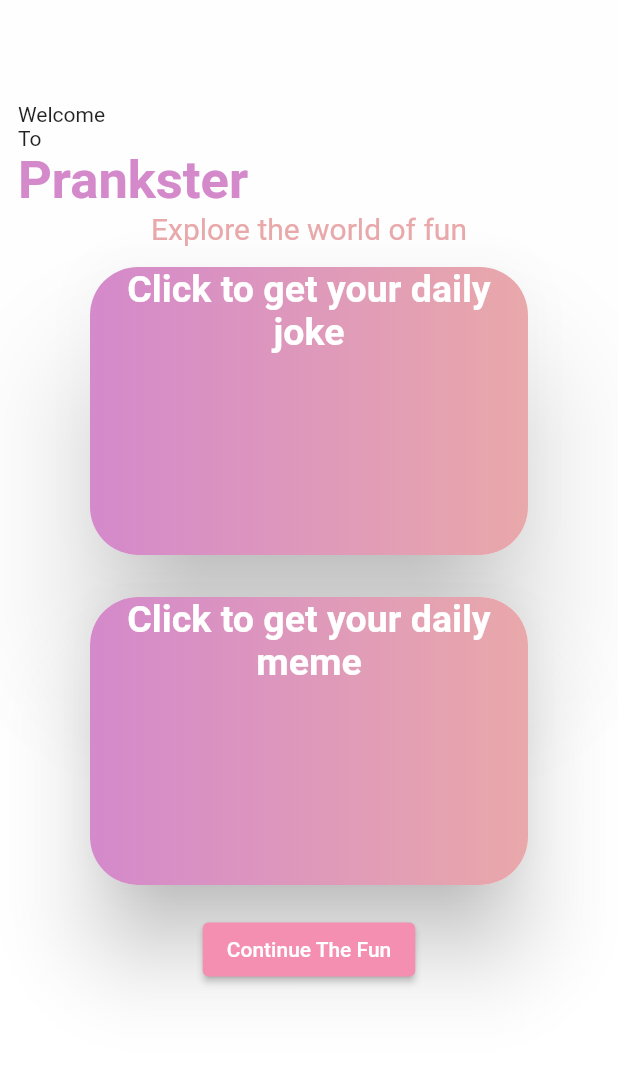
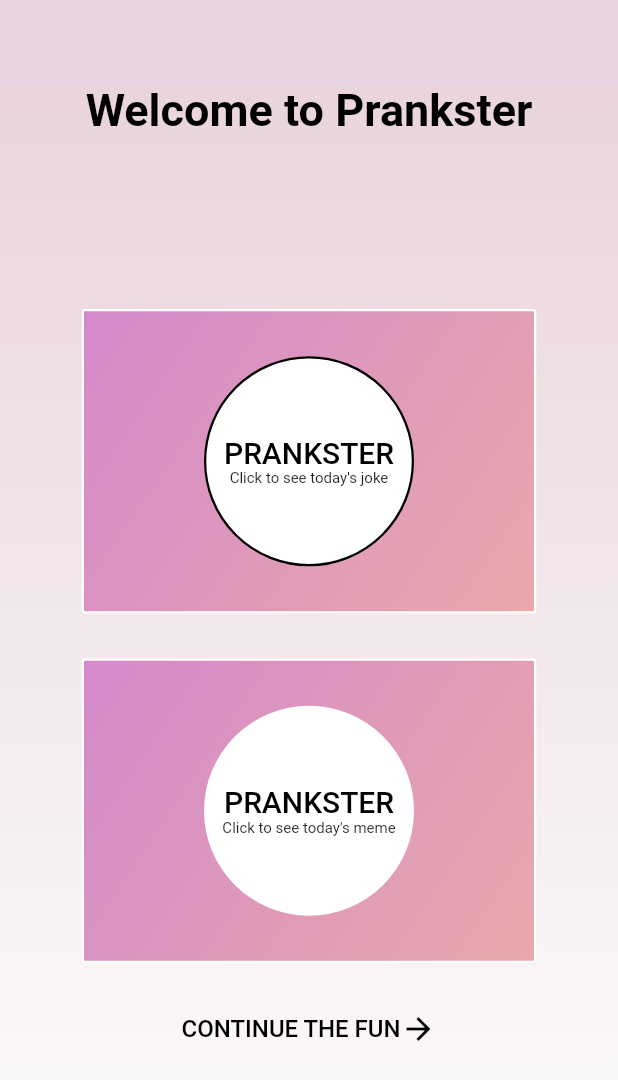
Before and after one commit to gu-tig333-ht22/Grupp-7-, a Flutter app: the screen it shows after launch, on a phone screen of 412 x 824 dp. Shown: the top 1080 px of the screen. Run offline on Flutter 3.47's test engine with Material 2 defaults, Android fonts, the phone set to English and light mode, and no system bars; drawn by our look-alikes of animated_text_kit, flip_card; our stand-ins replace flutter_swiper_plus.

Commit message:
Vy med flipcards

```diff
--- a/lib/HomePage.dart
+++ b/lib/HomePage.dart
@@ -1,9 +1,5 @@
 import 'package:flutter/material.dart';
 import 'package:flutter/services.dart';
-import 'package:flutter_swiper_plus/flutter_swiper_plus.dart';
-import 'package:template/HomePage.dart';
-import 'package:template/categorypage.dart';
-import 'data.dart';
 import 'package:animated_text_kit/animated_text_kit.dart';
 import 'homeViewTwo.dart';
 import 'dart:math';
--- /dev/null
+++ b/lib/flipcard_test.dart
@@ -0,0 +1,198 @@
+import 'package:animated_text_kit/animated_text_kit.dart';
+import 'package:flip_card/flip_card.dart';
+import 'package:flutter/material.dart';
+import 'package:flutter/services.dart';
+import 'homeviewtwo.dart';
+
+class HomeView extends StatelessWidget {
+  @override
+  Widget build(BuildContext context) {
+    return Scaffold(
+        appBar: AppBar(
+          systemOverlayStyle:
+              SystemUiOverlayStyle(statusBarBrightness: Brightness.light),
+          backgroundColor: Color.fromARGB(255, 233, 213, 225),
+          elevation: 0,
+        ),
+        body: flipcards(context));
+  }
+
+  Widget flipcards(context) {
+    return Container(
+        width: MediaQuery.of(context).size.width,
+        decoration: BoxDecoration(
+            gradient: LinearGradient(colors: [
+          Color.fromARGB(255, 233, 213, 219),
+          Color.fromARGB(255, 253, 253, 253)
+        ], begin: Alignment.topCenter, end: Alignment.bottomCenter)),
+        child: Column(
+          mainAxisAlignment: MainAxisAlignment.start,
+          children: [
+            _title(context),
+            _dailyjoke(context),
+            _dailymeme(context),
+            _next(context)
+          ],
+        ));
+  }
+
+  Widget _title(context) {
+    return SizedBox(
+      height: 150,
+      child: AnimatedTextKit(totalRepeatCount: 1, animatedTexts: [
+        TyperAnimatedText('Welcome to Prankster',
+            textStyle: TextStyle(
+              fontSize: 30,
+              fontWeight: FontWeight.w700,
+              color: Color.fromARGB(255, 0, 0, 0),
+            ),
+            speed: Duration(milliseconds: 70))
+      ]),
+    );
+  }
+
+  Widget _dailyjoke(context) {
+    return Padding(
+      padding: const EdgeInsets.only(bottom: 30),
+      child: FlipCard(
+          speed: 800,
+          front: Container(
+            decoration: BoxDecoration(
+                border: Border.all(color: Colors.white, width: 1.5),
+                borderRadius: BorderRadius.circular(2),
+                gradient: LinearGradient(colors: [
+                  Color.fromARGB(255, 212, 137, 203),
+                  Color.fromARGB(255, 233, 168, 170),
+                ], begin: Alignment.topLeft, end: Alignment.bottomRight)),
+            child: SizedBox(
+              width: 300,
+              height: 200,
+              child: Padding(
+                padding: const EdgeInsets.all(30),
+                child: Container(
+                  child: Column(
+                    mainAxisAlignment: MainAxisAlignment.center,
+                    children: [
+                      Text(
+                        'PRANKSTER',
+                        style: TextStyle(
+                            fontSize: 20,
+                            fontWeight: FontWeight.w500,
+                            color: Color.fromARGB(255, 0, 0, 0)),
+                      ),
+                      Text(
+                        'Click to see today\'s joke',
+                        style: TextStyle(
+                            fontSize: 10, fontWeight: FontWeight.w400),
+                      )
+                    ],
+                  ),
+                  decoration: BoxDecoration(
+                      border: Border.all(
+                          color: Color.fromARGB(255, 0, 0, 0), width: 1.5),
+                      color: Color.fromARGB(255, 255, 255, 255),
+                      shape: BoxShape.circle),
+                ),
+              ),
+            ),
+          ),
+          back: Container(
+            decoration: BoxDecoration(
+                border: Border.all(color: Colors.white, width: 1.5),
+                borderRadius: BorderRadius.circular(2),
+                gradient: LinearGradient(
+                    colors: [Colors.red, Colors.pink],
+                    begin: Alignment.topLeft,
+                    end: Alignment.bottomRight)),
+            child: SizedBox(
+              child: Center(child: Text('Your daily joke')),
+              width: 300,
+              height: 200,
+            ),
+          )),
+    );
+  }
+
+  Widget _dailymeme(context) {
+    return FlipCard(
+        speed: 800,
+        front: Container(
+          decoration: BoxDecoration(
+              border: Border.all(color: Colors.white, width: 1.5),
+              borderRadius: BorderRadius.circular(2),
+              gradient: LinearGradient(colors: [
+                Color.fromARGB(255, 212, 137, 203),
+                Color.fromARGB(255, 233, 168, 170),
+              ], begin: Alignment.topLeft, end: Alignment.bottomRight)),
+          child: SizedBox(
+            width: 300,
+            height: 200,
+            child: Padding(
+              padding: const EdgeInsets.all(30),
+              child: Container(
+                child: Column(
+                  mainAxisAlignment: MainAxisAlignment.center,
+                  children: [
+                    Text(
+                      'PRANKSTER',
+                      style: TextStyle(
+                          fontSize: 20,
+                          fontWeight: FontWeight.w500,
+                          color: Color.fromARGB(255, 0, 0, 0)),
+                    ),
+                    Text(
+                      'Click to see today\'s meme',
+                      style:
+                          TextStyle(fontSize: 10, fontWeight: FontWeight.w400),
+                    )
+                  ],
+                ),
+                decoration: BoxDecoration(
+                    color: Color.fromARGB(255, 255, 255, 255),
+                    shape: BoxShape.circle),
+              ),
+            ),
+          ),
+        ),
+        back: Container(
+          decoration: BoxDecoration(
+            border: Border.all(color: Colors.white, width: 1.5),
+            image: DecorationImage(
+                image: AssetImage("assets/no_meme.jpg"), fit: BoxFit.fill),
+            borderRadius: BorderRadius.circular(2),
+          ),
+          child: SizedBox(
+            width: 300,
+            height: 200,
+          ),
+        ));
+  }
+
+  Widget _next(context) {
+    return Padding(
+      padding: const EdgeInsets.only(top: 20),
+      child: TextButton(
+        onPressed: () {
+          Navigator.push(
+              context,
+              MaterialPageRoute(
+                  builder: (BuildContext context) => HomeViewTwo()));
+        },
+        child: Row(
+          mainAxisAlignment: MainAxisAlignment.center,
+          children: [
+            Text(
+              'CONTINUE THE FUN',
+              style:
+                  TextStyle(color: Color.fromARGB(255, 0, 0, 0), fontSize: 16),
+            ),
+            Icon(
+              Icons.arrow_forward,
+              color: Colors.black,
+            )
+          ],
+        ),
+      ),
+    );
+  }
+}
--- a/lib/homeviewtwo.dart
+++ b/lib/homeviewtwo.dart
@@ -37,17 +37,17 @@ class HomeViewTwo extends StatelessWidget {
                 crossAxisAlignment: CrossAxisAlignment.start,
                 children: [
                   Text(
-                    'Have some fun',
+                    'Let\'s continue the fun',
                     style: TextStyle(
                         color: Colors.white,
-                        fontSize: 38,
+                        fontSize: 28,
                         fontWeight: FontWeight.w700),
                   ),
                   AnimatedTextKit(totalRepeatCount: 1, animatedTexts: [
-                    TyperAnimatedText('Have some fun',
+                    TyperAnimatedText('Choose a category to explore',
                         textStyle: TextStyle(
-                          fontSize: 20,
-                          color: Color.fromARGB(255, 233, 229, 229),
+                          fontSize: 18,
+                          color: Color.fromARGB(255, 255, 255, 255),
                         ),
                         speed: Duration(milliseconds: 70)),
                   ])
@@ -86,8 +86,11 @@ class HomeViewTwo extends StatelessWidget {
                             ),
                             Card(
                               shape: RoundedRectangleBorder(
+                                  side: BorderSide(
+                                      color:
+                                          Color.fromARGB(255, 208, 207, 207)),
                                   borderRadius: BorderRadius.circular(32)),
-                              elevation: 8,
+                              elevation: 6,
                               color: Colors.white,
                               child: Padding(
                                 padding: const EdgeInsets.all(20),
--- a/pubspec.yaml
+++ b/pubspec.yaml
@@ -38,6 +38,8 @@ dependencies:
 
   flutter_swiper_plus: ^2.0.4
   animated_text_kit: ^4.2.2
+  flip_card: ^0.6.0
+  provider: ^6.0.3
 
 dev_dependencies:
   flutter_test:
```
Also changed, not shown: lib/main.dart (+1 -9 lines), pubspec.lock.
